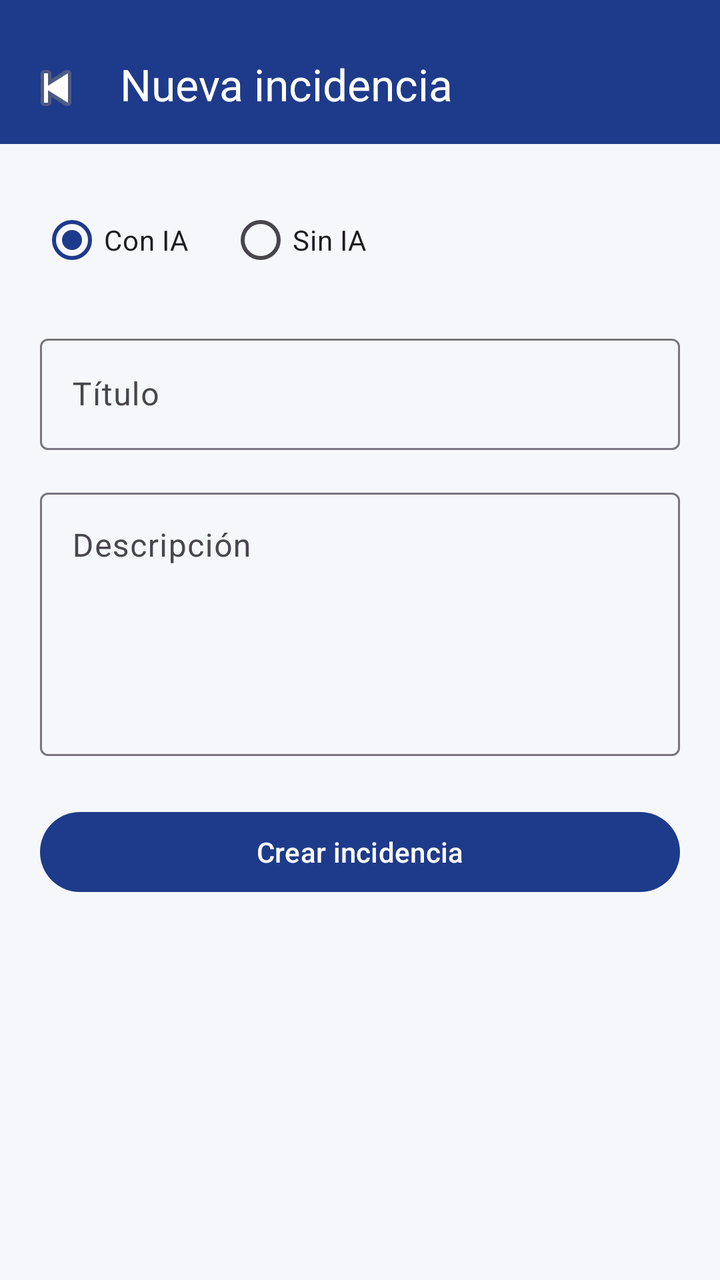
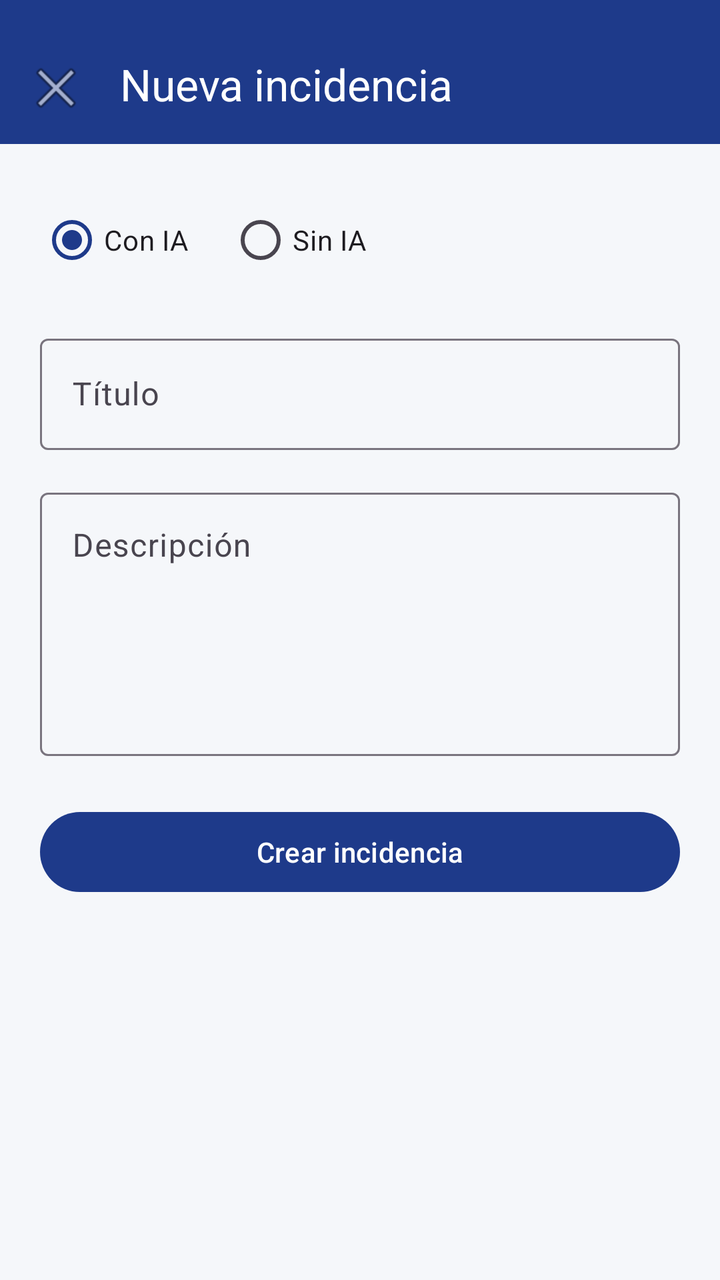

Compare the two renders of this Android layout. The source of the first and the diff that turns it into the second are given below.
<!-- AndroidManifest.xml: application theme Theme.Tfgincidenciasfront -->
<!-- res/layout/activity_create_incident.xml -->
<?xml version="1.0" encoding="utf-8"?>
<LinearLayout xmlns:android="http://schemas.android.com/apk/res/android"
    xmlns:app="http://schemas.android.com/apk/res-auto"
    android:layout_width="match_parent"
    android:layout_height="match_parent"
    android:orientation="vertical">

    <com.google.android.material.appbar.MaterialToolbar
        android:id="@+id/toolbar"
        android:layout_width="match_parent"
        android:layout_height="72dp"
        android:background="?attr/colorPrimary"
        android:paddingTop="12dp"
        app:navigationIcon="@android:drawable/ic_media_previous"
        app:title="Nueva incidencia"
        app:titleTextColor="@android:color/white" />

    <ScrollView
        android:layout_width="match_parent"
        android:layout_height="match_parent">

        <LinearLayout
            android:layout_width="match_parent"
            android:layout_height="wrap_content"
            android:orientation="vertical"
            android:padding="20dp">

            <RadioGroup
                android:id="@+id/rgMode"
                android:layout_width="match_parent"
                android:layout_height="wrap_content"
                android:layout_marginTop="4dp"
                android:orientation="horizontal">

                <RadioButton
                    android:id="@+id/rbWithAi"
                    android:layout_width="wrap_content"
                    android:layout_height="wrap_content"
                    android:checked="true"
                    android:text="Con IA" />

                <RadioButton
                    android:id="@+id/rbWithoutAi"
                    android:layout_width="wrap_content"
                    android:layout_height="wrap_content"
                    android:layout_marginStart="20dp"
                    android:text="Sin IA" />
            </RadioGroup>

            <com.google.android.material.textfield.TextInputLayout
                android:id="@+id/tilTitle"
                android:layout_width="match_parent"
                android:layout_height="wrap_content"
                android:layout_marginTop="20dp"
                android:hint="Título">

                <com.google.android.material.textfield.TextInputEditText
                    android:id="@+id/etTitle"
                    android:layout_width="match_parent"
                    android:layout_height="wrap_content" />
            </com.google.android.material.textfield.TextInputLayout>

            <com.google.android.material.textfield.TextInputLayout
                android:id="@+id/tilDescription"
                android:layout_width="match_parent"
                android:layout_height="wrap_content"
                android:layout_marginTop="16dp"
                android:hint="Descripción">

                <com.google.android.material.textfield.TextInputEditText
                    android:id="@+id/etDescription"
                    android:layout_width="match_parent"
                    android:layout_height="wrap_content"
                    android:gravity="top"
                    android:inputType="textMultiLine"
                    android:minLines="5" />
            </com.google.android.material.textfield.TextInputLayout>

            <LinearLayout
                android:id="@+id/layoutManualFields"
                android:layout_width="match_parent"
                android:layout_height="wrap_content"
                android:layout_marginTop="16dp"
                android:orientation="vertical"
                android:visibility="gone">

                <TextView
                    android:layout_width="wrap_content"
                    android:layout_height="wrap_content"
                    android:text="Categoría"
                    android:textStyle="bold" />

                <Spinner
                    android:id="@+id/spCategory"
                    android:layout_width="match_parent"
                    android:layout_height="wrap_content" />

                <TextView
                    android:layout_width="wrap_content"
                    android:layout_height="wrap_content"
                    android:layout_marginTop="16dp"
                    android:text="Prioridad"
                    android:textStyle="bold" />

                <Spinner
                    android:id="@+id/spPriority"
                    android:layout_width="match_parent"
                    android:layout_height="wrap_content" />

                <TextView
                    android:layout_width="wrap_content"
                    android:layout_height="wrap_content"
                    android:layout_marginTop="16dp"
                    android:text="Equipo"
                    android:textStyle="bold" />

                <Spinner
                    android:id="@+id/spTeam"
                    android:layout_width="match_parent"
                    android:layout_height="wrap_content" />
            </LinearLayout>

            <com.google.android.material.button.MaterialButton
                android:id="@+id/btnCreateIncident"
                android:layout_width="match_parent"
                android:layout_height="wrap_content"
                android:layout_marginTop="24dp"
                android:text="Crear incidencia" />

            <ProgressBar
                android:id="@+id/progressBar"
                android:layout_width="wrap_content"
                android:layout_height="wrap_content"
                android:layout_gravity="center_horizontal"
                android:layout_marginTop="16dp"
                android:visibility="gone" />

        </LinearLayout>
    </ScrollView>

</LinearLayout>
<!-- resources referenced by this layout -->
<resources>
  <style name="Theme.Tfgincidenciasfront" parent="Base.Theme.Tfgincidenciasfront" />
  <style name="Base.Theme.Tfgincidenciasfront" parent="Theme.Material3.DayNight.NoActionBar">
  
          
          <item name="colorPrimary">@color/primary</item>
          <item name="colorOnPrimary">@color/onPrimary</item>
  
          
          <item name="android:colorBackground">@color/background</item>
  
          
          <item name="colorSurface">@color/surface</item>
          <item name="colorOnSurface">@color/onSurface</item>
  
      </style>
  <color name="primary">#1E3A8A</color>
  <color name="onPrimary">#FFFFFF</color>
  <color name="background">#F5F7FA</color>
  <color name="surface">#FFFFFF</color>
  <color name="onSurface">#111827</color>
</resources>

<!-- the commit's change to res/layout/activity_create_incident.xml (unified diff, before → after) -->
@@ -11,7 +11,7 @@
         android:layout_height="72dp"
         android:background="?attr/colorPrimary"
         android:paddingTop="12dp"
-        app:navigationIcon="@android:drawable/ic_media_previous"
+        app:navigationIcon="@android:drawable/ic_menu_close_clear_cancel"
         app:title="Nueva incidencia"
         app:titleTextColor="@android:color/white" />
 
